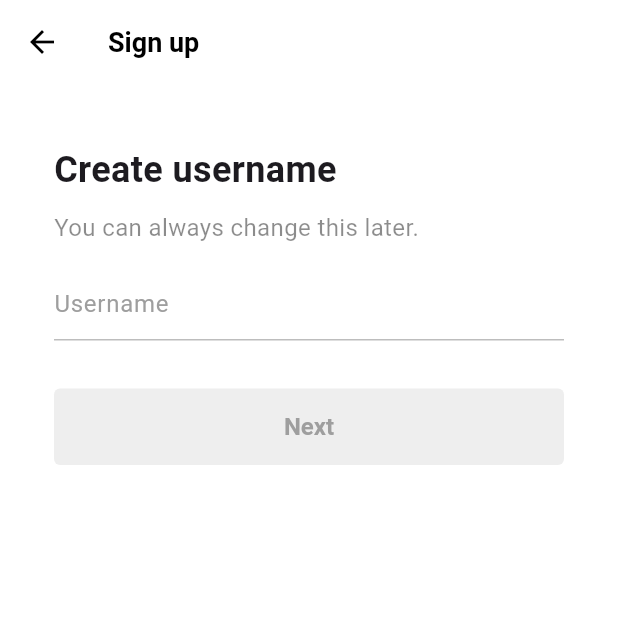
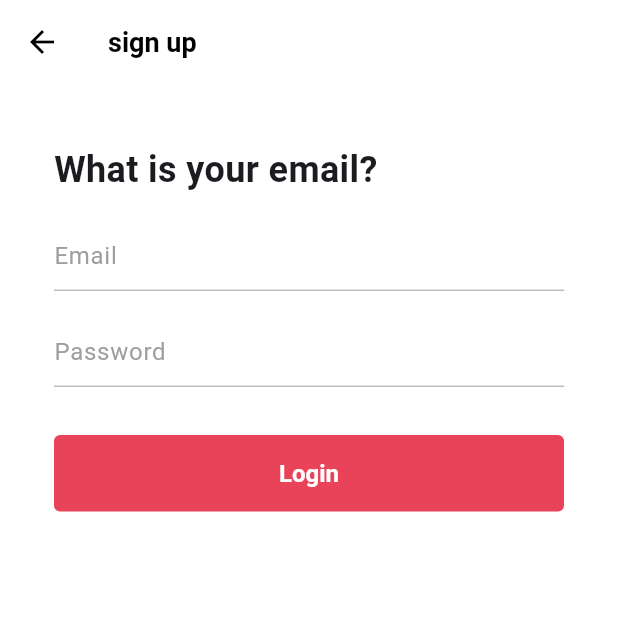
Before and after one commit to wxxd-fxrest/woodtok, a Flutter app: the LogInScreen screen opened directly, after a tap on "Use email & password", on a phone screen of 412 x 824 dp, the top half of it. Run offline on Flutter 3.47's test engine with Material 3 defaults, Android fonts, the phone set to English and light mode, and no system bars; our stand-ins replace font_awesome_flutter.

Commit message:
Start: Auth UI

```diff
--- a/lib/features/authentivation/email_screen.dart
+++ b/lib/features/authentivation/email_screen.dart
@@ -117,7 +117,7 @@ class _EmailScreenState extends State<EmailScreen> {
                 onTap: () => _onPasswordTap(context),
                 child: FormButton(
                   disabled: _useremail.isEmpty || _isEmailValid() != null,
-                  type: 'Sign up',
+                  type: 'Next',
                 ),
               )
             ],
--- a/lib/features/authentivation/log_in_screen.dart
+++ b/lib/features/authentivation/log_in_screen.dart
@@ -38,7 +38,7 @@ class LogInScreen extends StatelessWidget {
               ),
               Gaps.v40,
               AuthButton(
-                authPage: 'email',
+                authPage: 'login',
                 text: 'Use email & password',
                 icon: FaIcon(
                   FontAwesomeIcons.user,
@@ -46,7 +46,7 @@ class LogInScreen extends StatelessWidget {
               ),
               Gaps.v16,
               AuthButton(
-                authPage: 'email',
+                authPage: 'login',
                 text: 'Continue with Apple',
                 icon: FaIcon(
                   FontAwesomeIcons.apple,
--- /dev/null
+++ b/lib/features/authentivation/login_form_screen.dart
@@ -0,0 +1,191 @@
+import 'package:flutter/material.dart';
+import 'package:font_awesome_flutter/font_awesome_flutter.dart';
+import 'package:woodtok/constants/gaps.dart';
+import 'package:woodtok/constants/sizes.dart';
+import 'package:woodtok/features/authentivation/widgets/form_button.dart';
+
+class LoginFormScreen extends StatefulWidget {
+  const LoginFormScreen({super.key});
+
+  @override
+  State<LoginFormScreen> createState() => _LoginFormScreenState();
+}
+
+class _LoginFormScreenState extends State<LoginFormScreen> {
+  final GlobalKey<FormState> _formKey = GlobalKey<FormState>();
+  final TextEditingController _passwordController = TextEditingController();
+  final TextEditingController _emailController = TextEditingController();
+
+  bool _passwordEye = true;
+
+  void _onClearEmail() {
+    _emailController.clear();
+  }
+
+  void _onClearPassword() {
+    _passwordController.clear();
+  }
+
+  void _onToggleEye() {
+    _passwordEye = !_passwordEye;
+    setState(() {});
+  }
+
+  Map<String, String> formData = {};
+
+  void _onSubmitLoginTap() {
+    if (_formKey.currentState != null) {
+      if (_formKey.currentState!.validate()) {
+        _formKey.currentState!.save();
+      }
+    }
+  }
+
+  void _onScaffoldTap() {
+    FocusScope.of(context).unfocus();
+    // input 외 영역 클릭 시 키보드 없애기
+  }
+
+  @override
+  Widget build(BuildContext context) {
+    return GestureDetector(
+      onTap: _onScaffoldTap,
+      child: Scaffold(
+        appBar: AppBar(
+          title: const Text(
+            'sign up',
+          ),
+        ),
+        body: Padding(
+          padding: const EdgeInsets.symmetric(horizontal: Sizes.size36),
+          child: Form(
+            key: _formKey,
+            child: Column(
+              crossAxisAlignment: CrossAxisAlignment.start,
+              children: [
+                Gaps.v40,
+                const Text(
+                  'What is your email?',
+                  style: TextStyle(
+                    fontSize: Sizes.size24,
+                    fontWeight: FontWeight.w700,
+                  ),
+                ),
+                Gaps.v16,
+                Column(
+                  children: [
+                    TextFormField(
+                      controller: _emailController,
+                      keyboardType: TextInputType.emailAddress,
+                      autocorrect: false,
+                      decoration: InputDecoration(
+                        hintText: 'Email',
+                        hintStyle: TextStyle(
+                          color: Colors.grey.shade500,
+                        ),
+                        enabledBorder: UnderlineInputBorder(
+                          borderSide: BorderSide(
+                            color: Colors.grey.shade400,
+                          ),
+                        ),
+                        focusedBorder: UnderlineInputBorder(
+                          borderSide: BorderSide(
+                            color: Colors.grey.shade400,
+                          ),
+                        ),
+                        suffix: Row(
+                          mainAxisSize: MainAxisSize.min,
+                          children: [
+                            GestureDetector(
+                              onTap: _onClearEmail,
+                              child: FaIcon(
+                                FontAwesomeIcons.solidCircleXmark,
+                                color: Colors.grey.shade500,
+                                size: Sizes.size20 + Sizes.size2,
+                              ),
+                            ),
+                          ],
+                        ),
+                      ),
+                      cursorColor: Theme.of(context).primaryColor,
+                      validator: (value) {
+                        return null;
+                      },
+                      onSaved: (newValue) {
+                        if (newValue != null) {
+                          formData['email'] = newValue;
+                        }
+                      },
+                    ),
+                    Gaps.v16,
+                    TextFormField(
+                      controller: _passwordController,
+                      obscureText: _passwordEye,
+                      decoration: InputDecoration(
+                        hintText: 'Password',
+                        hintStyle: TextStyle(
+                          color: Colors.grey.shade500,
+                        ),
+                        enabledBorder: UnderlineInputBorder(
+                          borderSide: BorderSide(
+                            color: Colors.grey.shade400,
+                          ),
+                        ),
+                        focusedBorder: UnderlineInputBorder(
+                          borderSide: BorderSide(
+                            color: Colors.grey.shade400,
+                          ),
+                        ),
+                        suffix: Row(
+                          mainAxisSize: MainAxisSize.min,
+                          children: [
+                            GestureDetector(
+                              onTap: _onClearPassword,
+                              child: FaIcon(
+                                FontAwesomeIcons.solidCircleXmark,
+                                color: Colors.grey.shade500,
+                                size: Sizes.size20 + Sizes.size2,
+                              ),
+                            ),
+                            Gaps.h10,
+                            GestureDetector(
+                              onTap: _onToggleEye,
+                              child: FaIcon(
+                                _passwordEye
+                                    ? FontAwesomeIcons.eye
+                                    : FontAwesomeIcons.eyeSlash,
+                                color: Colors.grey.shade500,
+                                size: Sizes.size20 + Sizes.size2,
+                              ),
+                            ),
+                          ],
+                        ),
+                      ),
+                      cursorColor: Theme.of(context).primaryColor,
+                      validator: (value) {
+                        return null;
+                      },
+                      onSaved: (newValue) {
+                        if (newValue != null) {
+                          formData['password'] = newValue;
+                        }
+                      },
+                    ),
+                  ],
+                ),
+                Gaps.v32,
+                GestureDetector(
+                  onTap: _onSubmitLoginTap,
+                  child: const FormButton(
+                    disabled: false,
+                    type: 'Login',
+                  ),
+                )
+              ],
+            ),
+          ),
+        ),
+      ),
+    );
+  }
+}
--- a/lib/features/authentivation/sign_up_screen.dart
+++ b/lib/features/authentivation/sign_up_screen.dart
@@ -43,7 +43,7 @@ class SignUpScreen extends StatelessWidget {
               ),
               Gaps.v40,
               AuthButton(
-                authPage: 'email',
+                authPage: 'signup',
                 text: 'Use email & password',
                 icon: FaIcon(
                   FontAwesomeIcons.user,
@@ -51,7 +51,7 @@ class SignUpScreen extends StatelessWidget {
               ),
               Gaps.v16,
               AuthButton(
-                authPage: 'email',
+                authPage: 'signup',
                 text: 'Continue with Apple',
                 icon: FaIcon(
                   FontAwesomeIcons.apple,
--- a/lib/features/authentivation/widgets/auth_button.dart
+++ b/lib/features/authentivation/widgets/auth_button.dart
@@ -1,6 +1,7 @@
 import 'package:flutter/material.dart';
 import 'package:font_awesome_flutter/font_awesome_flutter.dart';
 import 'package:woodtok/constants/sizes.dart';
+import 'package:woodtok/features/authentivation/login_form_screen.dart';
 import 'package:woodtok/features/authentivation/username_screen.dart';
 
 class AuthButton extends StatelessWidget {
@@ -17,10 +18,16 @@ class AuthButton extends StatelessWidget {
 
   void _onGoTap(BuildContext context) {
     switch (authPage) {
-      case 'email':
+      case 'signup':
         Navigator.of(context).push(
           MaterialPageRoute(
             builder: (context) => const UserNameScreen(),
+          ),
+        );
+      case 'login':
+        Navigator.of(context).push(
+          MaterialPageRoute(
+            builder: (context) => const LoginFormScreen(),
           ),
         );
     }
--- a/pubspec.yaml
+++ b/pubspec.yaml
@@ -29,6 +29,8 @@ environment:
 # versions available, run `flutter pub outdated`.
 dependencies:
     flutter:
+        sdk: flutter
+    flutter_localizations:
         sdk: flutter
 
     # The following adds the Cupertino Icons font to your application.
```
Also changed, not shown: lib/features/authentivation/birthday_screen.dart (added, +123 -0 lines), lib/features/authentivation/password_screen.dart (+44 -7 lines), lib/features/onboarding/interests_screen.dart (added, +10 -0 lines), lib/main.dart (+10 -0 lines), pubspec.lock.
